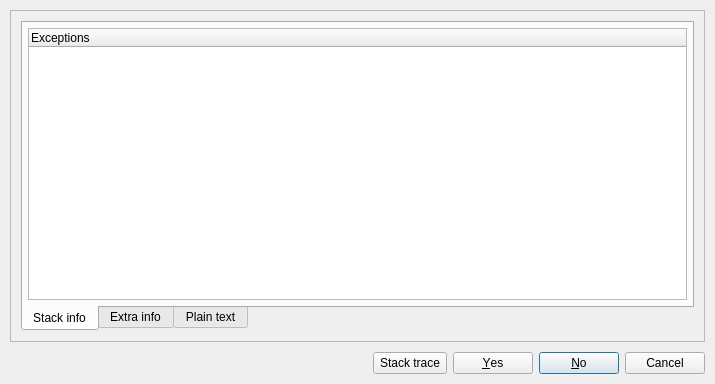
Before: the Qt Designer form libs/libgui/ui/messagebox.ui in pgmodeler/pgmodeler, drawn with Qt 5.
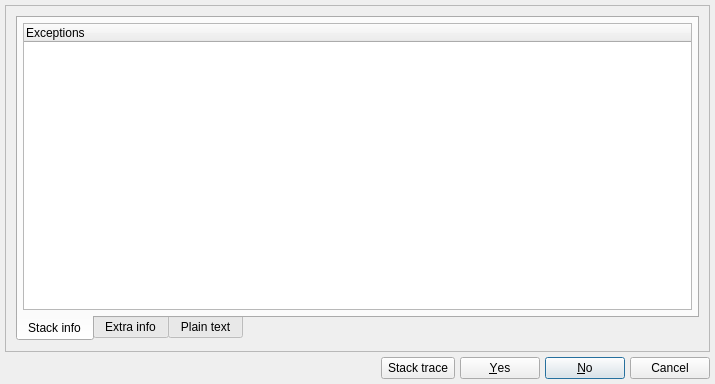
After: the same form once the commit is applied. The open tabs and pages were chosen to show the change. Icons and pictures are not drawn.

Commit message: Adjusted the layouts spacing in ui/tools/* and ui/widget/*

```diff
--- a/libs/libgui/ui/messagebox.ui
+++ b/libs/libgui/ui/messagebox.ui
@@ -34,19 +34,19 @@
   </property>
   <layout class="QGridLayout" name="gridLayout_4">
    <property name="leftMargin">
-    <number>10</number>
+    <number>5</number>
    </property>
    <property name="topMargin">
-    <number>10</number>
+    <number>5</number>
    </property>
    <property name="rightMargin">
-    <number>10</number>
+    <number>5</number>
    </property>
    <property name="bottomMargin">
-    <number>10</number>
+    <number>5</number>
    </property>
    <property name="spacing">
-    <number>10</number>
+    <number>5</number>
    </property>
    <item row="0" column="0">
     <widget class="QFrame" name="frame">
@@ -246,7 +246,7 @@
         <widget class="QWidget" name="pg2_4">
          <layout class="QVBoxLayout" name="verticalLayout">
           <property name="spacing">
-           <number>10</number>
+           <number>5</number>
           </property>
           <property name="leftMargin">
            <number>5</number>
@@ -273,6 +273,9 @@
               <string>Stack info</string>
              </attribute>
              <layout class="QHBoxLayout" name="horizontalLayout_3">
+              <property name="spacing">
+               <number>5</number>
+              </property>
               <property name="leftMargin">
                <number>5</number>
               </property>
@@ -423,7 +426,7 @@
    <item row="1" column="0">
     <layout class="QGridLayout" name="gridLayout_2">
      <property name="spacing">
-      <number>10</number>
+      <number>5</number>
      </property>
      <item row="0" column="0">
       <widget class="QLabel" name="pgmodeler_name_lbl">
@@ -465,6 +468,9 @@
         <property name="bottomMargin">
          <number>0</number>
         </property>
+        <property name="spacing">
+         <number>5</number>
+        </property>
         <item row="0" column="6">
          <widget class="QPushButton" name="no_btn">
           <property name="sizePolicy">
```
Left out of the diff: 14 changed lines with no effect on the pictures. The commit also changes 41 other files.
